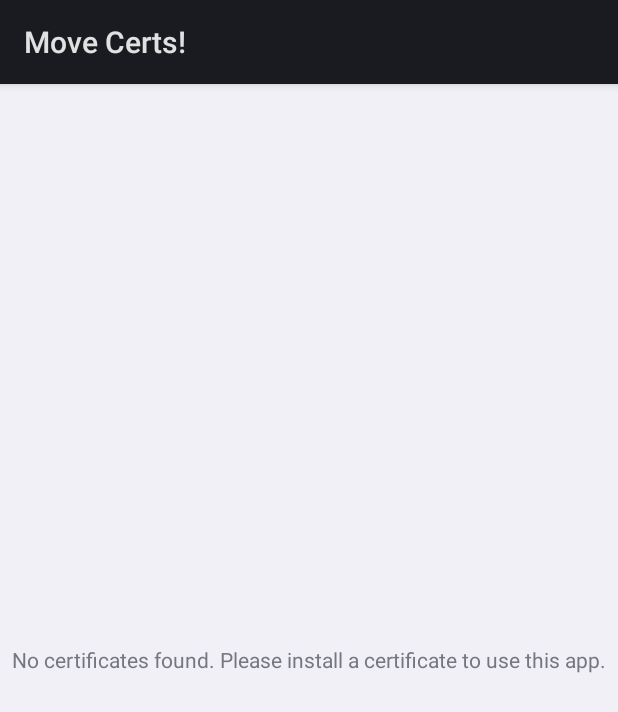
After one commit to Nutomic/movecerts, an Android app: the layout main_activity.xml on its own in the app's theme, with its tools: preview values and no code run, on a phone screen of 412 x 824 dp. The commit adds this screen. Shown: the top 712 px of the screen. Run offline under Robolectric (Android 15) with nearby library versions, the phone set to English and light mode, and no system bars.

Commit message:
Added empty text to ListView.

```diff
--- a/app/src/main/java/com/nutomic/zertman/MainActivity.java
+++ b/app/src/main/java/com/nutomic/zertman/MainActivity.java
@@ -5,14 +5,13 @@ import android.app.ListActivity;
 import android.content.DialogInterface;
 import android.os.Bundle;
 import android.widget.ListView;
+import android.widget.TextView;
 
 import java.util.List;
 
 import eu.chainfire.libsuperuser.Shell;
 
 public class MainActivity extends ListActivity {
-
-	private ListView mListView;
 
 	private CertificateAdapter mCertificateAdapter;
 
@@ -31,14 +30,14 @@ public class MainActivity extends ListActivity {
     protected void onCreate(Bundle savedInstanceState) {
         super.onCreate(savedInstanceState);
 
-	    mListView = getListView();
+	    setContentView(R.layout.main_activity);
 	    mCertificateManager = new CertificateManager();
 	    mMovedCertificatesStorage = new MovedCertificatesStorage(this);
 	    mCertificateAdapter =
 			    new CertificateAdapter(this, mCertificateManager, mMovedCertificatesStorage);
 		mCertificateAdapter.onCertificateChanged();
 	    mCertificateManager.setOnCertificateChangedListener(mCertificateAdapter);
-	    mListView.setAdapter(mCertificateAdapter);
+	    setListAdapter(mCertificateAdapter);
 
 	    mMoveCertificatesDialog = new AlertDialog.Builder(this)
 			    .setTitle(R.string.dialog_move_certs_title)
--- /dev/null
+++ b/app/src/main/res/layout/main_activity.xml
@@ -0,0 +1,18 @@
+<?xml version="1.0" encoding="utf-8"?>
+<RelativeLayout xmlns:android="http://schemas.android.com/apk/res/android"
+	android:layout_width="match_parent"
+	android:layout_height="match_parent" >
+
+	<ListView
+		android:id="@android:id/list"
+		android:layout_width="match_parent"
+		android:layout_height="match_parent" />
+
+	<TextView
+		android:id="@android:id/empty"
+		android:layout_width="wrap_content"
+		android:layout_height="wrap_content"
+		android:text="@string/cert_list_empty"
+		android:layout_centerInParent="true" />
+
+</RelativeLayout>
--- a/app/src/main/res/values/strings.xml
+++ b/app/src/main/res/values/strings.xml
@@ -15,4 +15,6 @@
 
 	<string name="dialog_no_root_message">This app requires root access to work. Make sure your device is rooted and try again.</string>
 
+	<string name="cert_list_empty">No certificates found. Please install a certificate to use this app.</string>
+
 </resources>
```
Also changed, not shown: 1 other file.
